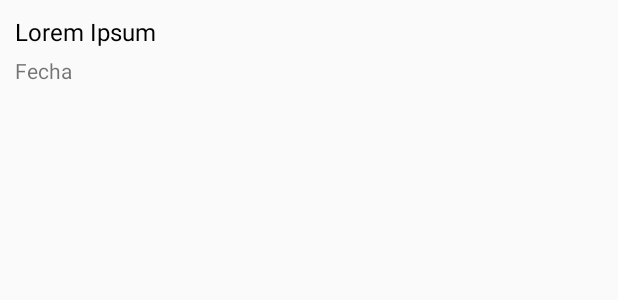
After one commit to sergioperez90/EnergyTest, an Android app: the layout lista_simple.xml on its own in the app's theme, with its tools: preview values and no code run, on a phone screen of 412 x 824 dp. The commit adds this screen. Shown: the top 300 px of the screen. Run offline under Robolectric (Android 15) with nearby library versions, the phone set to English and light mode, and no system bars.

Commit message:
Cargar lista de capítulos

```diff
--- a/app/src/main/java/sd/energytest/Adapters/ListSeries.java
+++ b/app/src/main/java/sd/energytest/Adapters/ListSeries.java
@@ -103,8 +103,8 @@ public class ListSeries extends AsyncTask<Void, Void, ArrayList<Serie>> {
 
         if(!conexion){
             AlertDialog.Builder alert = new AlertDialog.Builder(context);
-            alert.setTitle("Error de conexión");
-            alert.setMessage("Comprueba que estas conectado a una red wifi o de datos moviles");
+            alert.setTitle("Error en la conexión");
+            alert.setMessage("Comprueba que estas conectado a una red wifi o de datos moviles y vuelve a actualizar");
             alert.setPositiveButton("OK",null);
             alert.show();
         }
--- /dev/null
+++ b/app/src/main/res/layout/lista_simple.xml
@@ -0,0 +1,32 @@
+<?xml version="1.0" encoding="utf-8"?>
+<LinearLayout xmlns:android="http://schemas.android.com/apk/res/android"
+    android:orientation="vertical" android:layout_width="match_parent"
+    android:layout_height="match_parent">
+
+
+
+    <TextView
+        android:text="Lorem Ipsum"
+        android:textSize="16dp"
+        android:textColor="#000"
+        android:textAlignment="textStart"
+        android:id="@+id/capitulos"
+        android:layout_width="wrap_content"
+        android:layout_height="wrap_content"
+        android:paddingTop="10dp"
+        android:paddingLeft="10dp"
+        android:paddingBottom="5dp"
+        android:paddingRight="10dp"
+        />
+
+    <TextView
+        android:layout_width="wrap_content"
+        android:layout_height="wrap_content"
+        android:paddingLeft="10dp"
+        android:paddingBottom="10dp"
+        android:paddingRight="10dp"
+        android:text="Fecha"
+        android:id="@+id/fecha" />
+
+
+</LinearLayout>
```
Also changed, not shown: app/src/main/java/sd/energytest/Activities/DetalleSerie.java (+14 -2 lines), app/src/main/java/sd/energytest/Activities/MainActivity.java (+15 -8 lines), app/src/main/java/sd/energytest/Adapters/AdapterList.java (added, +43 -0 lines), app/src/main/res/mipmap-hdpi/ic_launcher.png, app/src/main/res/mipmap-mdpi/ic_launcher.png, app/src/main/res/mipmap-xhdpi/ic_launcher.png, app/src/main/res/mipmap-xxhdpi/ic_launcher.png, app/src/main/res/mipmap-xxxhdpi/ic_launcher.png.
